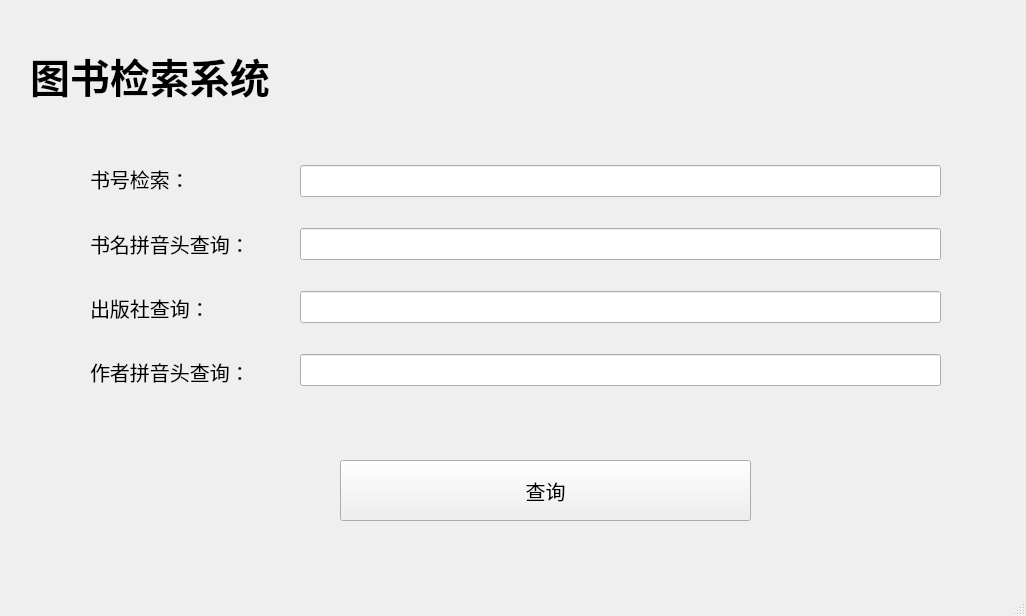
Qt form LibraryManager/searchw.ui (wmpscc/LibraryManager) before a commit.
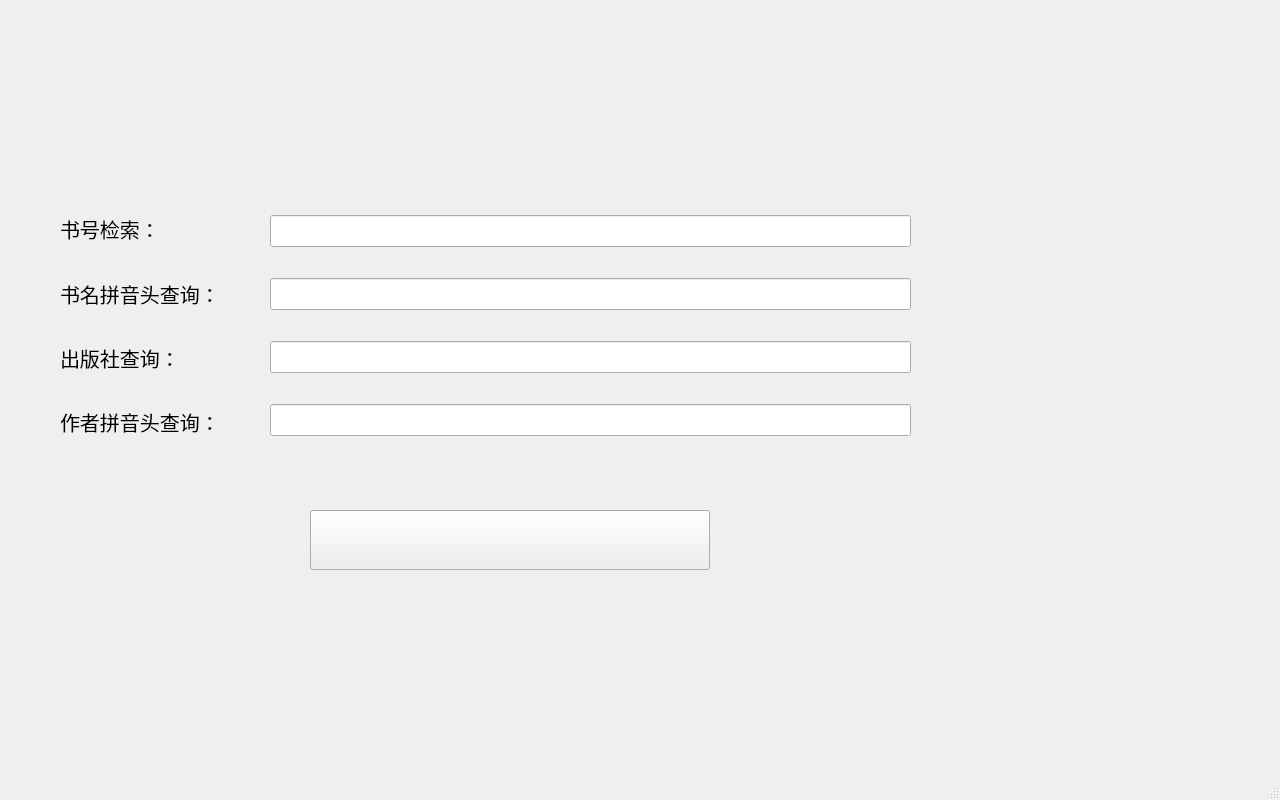
The same form after that commit.

```diff
--- a/LibraryManager/searchw.ui
+++ b/LibraryManager/searchw.ui
@@ -6,41 +6,21 @@
    <rect>
     <x>0</x>
     <y>0</y>
-    <width>1026</width>
-    <height>616</height>
+    <width>1280</width>
+    <height>800</height>
    </rect>
   </property>
   <property name="windowTitle">
    <string>MainWindow</string>
   </property>
   <widget class="QWidget" name="centralwidget">
-   <widget class="QLabel" name="label">
-    <property name="geometry">
-     <rect>
-      <x>30</x>
-      <y>40</y>
-      <width>331</width>
-      <height>71</height>
-     </rect>
-    </property>
-    <property name="font">
-     <font>
-      <pointsize>30</pointsize>
-      <weight>75</weight>
-      <bold>true</bold>
-     </font>
-    </property>
-    <property name="text">
-     <string>图书检索系统</string>
-    </property>
-   </widget>
    <widget class="QPushButton" name="button_query">
     <property name="geometry">
      <rect>
-      <x>340</x>
-      <y>460</y>
-      <width>411</width>
-      <height>61</height>
+      <x>310</x>
+      <y>510</y>
+      <width>400</width>
+      <height>60</height>
      </rect>
     </property>
     <property name="font">
@@ -49,14 +29,14 @@
      </font>
     </property>
     <property name="text">
-     <string>查询</string>
+     <string/>
     </property>
    </widget>
    <widget class="QWidget" name="layoutWidget">
     <property name="geometry">
      <rect>
-      <x>300</x>
-      <y>140</y>
+      <x>270</x>
+      <y>190</y>
       <width>641</width>
       <height>271</height>
      </rect>
@@ -103,8 +83,8 @@
    <widget class="QWidget" name="layoutWidget">
     <property name="geometry">
      <rect>
-      <x>90</x>
-      <y>150</y>
+      <x>60</x>
+      <y>200</y>
       <width>202</width>
       <height>251</height>
      </rect>
```
Left out of the diff: 2 changed lines with no effect on the pictures.
